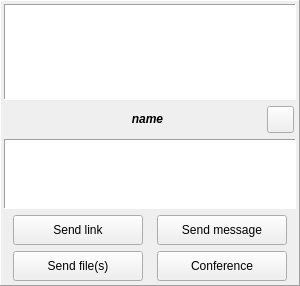
First picture: the form in Homer/forms/Widgets/MessageWidget.ui, repository Homer-Conferencing/Homer-Conferencing, before the edit.
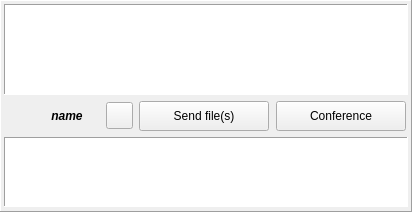
Second picture: the form after the edit. Icons and pictures are not drawn. Custom widgets are drawn as their Qt base class.

Commit message: - removed "send link" and "send message"

```diff
--- a/Homer/forms/Widgets/MessageWidget.ui
+++ b/Homer/forms/Widgets/MessageWidget.ui
@@ -6,8 +6,8 @@
    <rect>
     <x>0</x>
     <y>0</y>
-    <width>300</width>
-    <height>286</height>
+    <width>412</width>
+    <height>212</height>
    </rect>
   </property>
   <property name="sizePolicy">
@@ -127,7 +127,7 @@
        </layout>
       </item>
       <item>
-       <layout class="QHBoxLayout" name="horizontalLayout" stretch="0,0,1,0,0">
+       <layout class="QHBoxLayout" name="horizontalLayout" stretch="0,0,1,0,0,0,0,0">
         <item>
          <spacer name="horizontalSpacer_3">
           <property name="orientation">
@@ -255,6 +255,95 @@
           </property>
          </widget>
         </item>
+        <item>
+         <widget class="QPushButton" name="mPbFile">
+          <property name="enabled">
+           <bool>true</bool>
+          </property>
+          <property name="minimumSize">
+           <size>
+            <width>130</width>
+            <height>30</height>
+           </size>
+          </property>
+          <property name="maximumSize">
+           <size>
+            <width>130</width>
+            <height>30</height>
+           </size>
+          </property>
+          <property name="toolTip">
+           <string>send local files(s) to communication partner</string>
+          </property>
+          <property name="text">
+           <string>Send file(s)</string>
+          </property>
+          <property name="icon">
+           <iconset resource="../../resources/Icons.qrc">
+            <normaloff>:/images/22_22/BoxOpen.png</normaloff>:/images/22_22/BoxOpen.png</iconset>
+          </property>
+          <property name="iconSize">
+           <size>
+            <width>22</width>
+            <height>22</height>
+           </size>
+          </property>
+         </widget>
+        </item>
+        <item>
+         <spacer name="horizontalSpacer_6">
+          <property name="orientation">
+           <enum>Qt::Horizontal</enum>
+          </property>
+          <property name="sizeType">
+           <enum>QSizePolicy::MinimumExpanding</enum>
+          </property>
+          <property name="sizeHint" stdset="0">
+           <size>
+            <width>1</width>
+            <height>20</height>
+           </size>
+          </property>
+         </spacer>
+        </item>
+        <item>
+         <widget class="Homer::Gui::CallButton" name="mPbCall">
+          <property name="sizePolicy">
+           <sizepolicy hsizetype="Fixed" vsizetype="Fixed">
+            <horstretch>0</horstretch>
+            <verstretch>0</verstretch>
+           </sizepolicy>
+          </property>
+          <property name="minimumSize">
+           <size>
+            <width>130</width>
+            <height>30</height>
+           </size>
+          </property>
+          <property name="maximumSize">
+           <size>
+            <width>130</width>
+            <height>30</height>
+           </size>
+          </property>
+          <property name="toolTip">
+           <string>manage call</string>
+          </property>
+          <property name="text">
+           <string>Conference</string>
+          </property>
+          <property name="icon">
+           <iconset resource="../../resources/Icons.qrc">
+            <normaloff>:/images/22_22/Phone.png</normaloff>:/images/22_22/Phone.png</iconset>
+          </property>
+          <property name="iconSize">
+           <size>
+            <width>22</width>
+            <height>22</height>
+           </size>
+          </property>
+         </widget>
+        </item>
         <item>
          <spacer name="horizontalSpacer_4">
           <property name="orientation">
@@ -323,235 +412,6 @@
         </item>
        </layout>
       </item>
-      <item>
-       <layout class="QHBoxLayout" name="horizontalLayout_2">
-        <item>
-         <spacer name="horizontalSpacer">
-          <property name="orientation">
-           <enum>Qt::Horizontal</enum>
-          </property>
-          <property name="sizeHint" stdset="0">
-           <size>
-            <width>2</width>
-            <height>18</height>
-           </size>
-          </property>
-         </spacer>
-        </item>
-        <item>
-         <widget class="QPushButton" name="mPbWeb">
-          <property name="minimumSize">
-           <size>
-            <width>130</width>
-            <height>30</height>
-           </size>
-          </property>
-          <property name="maximumSize">
-           <size>
-            <width>130</width>
-            <height>30</height>
-           </size>
-          </property>
-          <property name="toolTip">
-           <string>send link</string>
-          </property>
-          <property name="text">
-           <string>Send link</string>
-          </property>
-          <property name="icon">
-           <iconset resource="../../resources/Icons.qrc">
-            <normaloff>:/images/32_32/ArrowRight.png</normaloff>:/images/32_32/ArrowRight.png</iconset>
-          </property>
-          <property name="iconSize">
-           <size>
-            <width>22</width>
-            <height>22</height>
-           </size>
-          </property>
-         </widget>
-        </item>
-        <item>
-         <spacer name="horizontalSpacer_5">
-          <property name="orientation">
-           <enum>Qt::Horizontal</enum>
-          </property>
-          <property name="sizeHint" stdset="0">
-           <size>
-            <width>2</width>
-            <height>20</height>
-           </size>
-          </property>
-         </spacer>
-        </item>
-        <item>
-         <widget class="QPushButton" name="mPbMessage">
-          <property name="sizePolicy">
-           <sizepolicy hsizetype="Fixed" vsizetype="Fixed">
-            <horstretch>0</horstretch>
-            <verstretch>0</verstretch>
-           </sizepolicy>
-          </property>
-          <property name="minimumSize">
-           <size>
-            <width>130</width>
-            <height>30</height>
-           </size>
-          </property>
-          <property name="maximumSize">
-           <size>
-            <width>130</width>
-            <height>30</height>
-           </size>
-          </property>
-          <property name="toolTip">
-           <string>send instant message from above (Alt+S, Enter)</string>
-          </property>
-          <property name="text">
-           <string>Send message</string>
-          </property>
-          <property name="icon">
-           <iconset resource="../../resources/Icons.qrc">
-            <normaloff>:/images/22_22/Message.png</normaloff>:/images/22_22/Message.png</iconset>
-          </property>
-          <property name="iconSize">
-           <size>
-            <width>22</width>
-            <height>22</height>
-           </size>
-          </property>
-         </widget>
-        </item>
-        <item>
-         <spacer name="horizontalSpacer_2">
-          <property name="orientation">
-           <enum>Qt::Horizontal</enum>
-          </property>
-          <property name="sizeHint" stdset="0">
-           <size>
-            <width>2</width>
-            <height>18</height>
-           </size>
-          </property>
-         </spacer>
-        </item>
-       </layout>
-      </item>
-      <item>
-       <layout class="QHBoxLayout" name="horizontalLayout_3">
-        <item>
-         <spacer name="horizontalSpacer_7">
-          <property name="orientation">
-           <enum>Qt::Horizontal</enum>
-          </property>
-          <property name="sizeHint" stdset="0">
-           <size>
-            <width>2</width>
-            <height>20</height>
-           </size>
-          </property>
-         </spacer>
-        </item>
-        <item>
-         <widget class="QPushButton" name="mPbFile">
-          <property name="enabled">
-           <bool>true</bool>
-          </property>
-          <property name="minimumSize">
-           <size>
-            <width>130</width>
-            <height>30</height>
-           </size>
-          </property>
-          <property name="maximumSize">
-           <size>
-            <width>130</width>
-            <height>30</height>
-           </size>
-          </property>
-          <property name="toolTip">
-           <string>send local files(s) to communication partner</string>
-          </property>
-          <property name="text">
-           <string>Send file(s)</string>
-          </property>
-          <property name="icon">
-           <iconset resource="../../resources/Icons.qrc">
-            <normaloff>:/images/22_22/BoxOpen.png</normaloff>:/images/22_22/BoxOpen.png</iconset>
-          </property>
-          <property name="iconSize">
-           <size>
-            <width>22</width>
-            <height>22</height>
-           </size>
-          </property>
-         </widget>
-        </item>
-        <item>
-         <spacer name="horizontalSpacer_6">
-          <property name="orientation">
-           <enum>Qt::Horizontal</enum>
-          </property>
-          <property name="sizeHint" stdset="0">
-           <size>
-            <width>2</width>
-            <height>20</height>
-           </size>
-          </property>
-         </spacer>
-        </item>
-        <item>
-         <widget class="Homer::Gui::CallButton" name="mPbCall">
-          <property name="sizePolicy">
-           <sizepolicy hsizetype="Fixed" vsizetype="Fixed">
-            <horstretch>0</horstretch>
-            <verstretch>0</verstretch>
-           </sizepolicy>
-          </property>
-          <property name="minimumSize">
-           <size>
-            <width>130</width>
-            <height>30</height>
-           </size>
-          </property>
-          <property name="maximumSize">
-           <size>
-            <width>130</width>
-            <height>30</height>
-           </size>
-          </property>
-          <property name="toolTip">
-           <string>manage call</string>
-          </property>
-          <property name="text">
-           <string>Conference</string>
-          </property>
-          <property name="icon">
-           <iconset resource="../../resources/Icons.qrc">
-            <normaloff>:/images/22_22/Phone.png</normaloff>:/images/22_22/Phone.png</iconset>
-          </property>
-          <property name="iconSize">
-           <size>
-            <width>22</width>
-            <height>22</height>
-           </size>
-          </property>
-         </widget>
-        </item>
-        <item>
-         <spacer name="horizontalSpacer_8">
-          <property name="orientation">
-           <enum>Qt::Horizontal</enum>
-          </property>
-          <property name="sizeHint" stdset="0">
-           <size>
-            <width>2</width>
-            <height>20</height>
-           </size>
-          </property>
-         </spacer>
-        </item>
-       </layout>
-      </item>
      </layout>
     </widget>
    </item>
```
Left out of the diff: 6 changed lines with no effect on the pictures. The commit also changes 1 other file.
